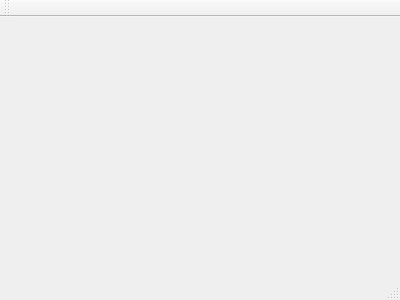
The window that mainwindow.ui (92Patole/PW-Sat2-sim-soft) describes before a commit, drawn with Qt 5.
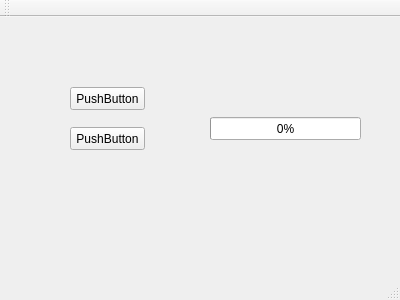
The same window after the commit.

The edit to the form file:
```diff
--- a/mainwindow.ui
+++ b/mainwindow.ui
@@ -12,13 +12,71 @@
   <property name="windowTitle" >
    <string>MainWindow</string>
   </property>
-  <widget class="QMenuBar" name="menuBar" />
-  <widget class="QToolBar" name="mainToolBar" />
-  <widget class="QWidget" name="centralWidget" />
-  <widget class="QStatusBar" name="statusBar" />
+  <widget class="QWidget" name="centralWidget">
+   <widget class="QPushButton" name="pushButton">
+    <property name="geometry">
+     <rect>
+      <x>70</x>
+      <y>70</y>
+      <width>75</width>
+      <height>23</height>
+     </rect>
+    </property>
+    <property name="text">
+     <string>PushButton</string>
+    </property>
+   </widget>
+   <widget class="QPushButton" name="pushButton_2">
+    <property name="geometry">
+     <rect>
+      <x>70</x>
+      <y>110</y>
+      <width>75</width>
+      <height>23</height>
+     </rect>
+    </property>
+    <property name="text">
+     <string>PushButton</string>
+    </property>
+   </widget>
+   <widget class="QProgressBar" name="AccBar">
+    <property name="geometry">
+     <rect>
+      <x>210</x>
+      <y>100</y>
+      <width>151</width>
+      <height>23</height>
+     </rect>
+    </property>
+    <property name="maximum">
+     <number>10000</number>
+    </property>
+    <property name="value">
+     <number>0</number>
+    </property>
+   </widget>
+  </widget>
+  <widget class="QMenuBar" name="menuBar">
+   <property name="geometry">
+    <rect>
+     <x>0</x>
+     <y>0</y>
+     <width>400</width>
+     <height>21</height>
+    </rect>
+   </property>
+  </widget>
+  <widget class="QToolBar" name="mainToolBar">
+   <attribute name="toolBarArea">
+    <enum>TopToolBarArea</enum>
+   </attribute>
+   <attribute name="toolBarBreak">
+    <bool>false</bool>
+   </attribute>
+  </widget>
+  <widget class="QStatusBar" name="statusBar"/>
  </widget>
- <layoutDefault spacing="6" margin="11" />
- <pixmapfunction></pixmapfunction>
+ <layoutdefault spacing="6" margin="11"/>
  <resources/>
  <connections/>
 </ui>
```
Left out of the diff: 7 changed lines with no effect on the pictures.
